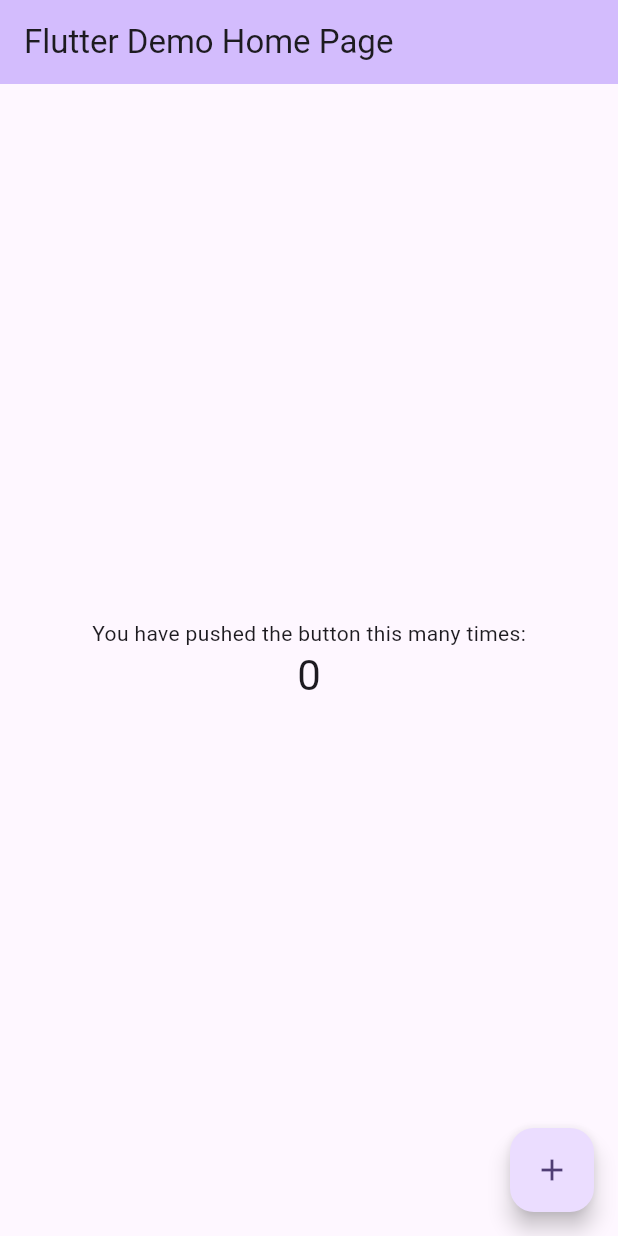
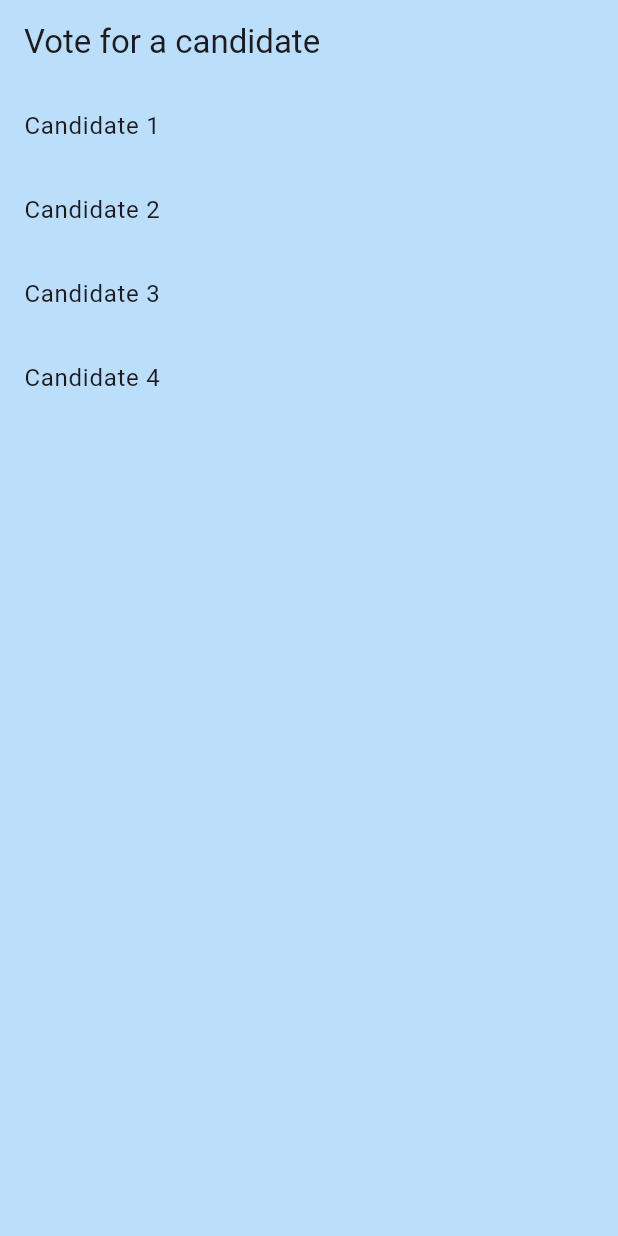
Before and after one commit to mishad01/Flutter-State-Management-Provider-App, a Flutter app: the screen it shows after launch, on a phone screen of 412 x 824 dp. Run offline on Flutter 3.47's test engine with Material 3 defaults, Android fonts, the phone set to English and light mode, and no system bars.

Commit message:
feat: Implement basic voting functionality with Provider
This commit introduces the core components for a dynamic voting application.

- **`Candidate` model:** Defines the structure for a candidate with `id`, `name`, and `votes`.
- **`VotingProvider`:**
    - Manages a list of `Candidate` objects.
    - Provides a `vote` method to increment a candidate's vote count.
    - Uses `ChangeNotifier` to notify listeners of changes.
    - Temporarily highlights the selected candidate after a vote.
- **`VotingScreen`:**
    - Displays a list of candidates.
    - Integrates with `VotingProvider` to display candidates and handle voting.
    - Uses `Provider.of<VotingProvider>(context)` to access the provider.
- **`main.dart`:**
    - Initializes `VotingProvider` using `ChangeNotifierProvider`.
    - Sets `VotingScreen` as the home screen.
- **Dependencies:**
    - Added `provider: ^6.1.5` to `pubspec.yaml` for state management.

```diff
--- a/dynamic_voting_app/lib/main.dart
+++ b/dynamic_voting_app/lib/main.dart
@@ -1,7 +1,15 @@
+import 'package:dynamic_voting_app/provider/voting_provider.dart';
+import 'package:dynamic_voting_app/view/voting_screen.dart';
 import 'package:flutter/material.dart';
+import 'package:provider/provider.dart';
 
 void main() {
-  runApp(const MyApp());
+  runApp(
+    ChangeNotifierProvider(
+      create: (context) => VotingProvider(),
+      child: MyApp(),
+    ),
+  );
 }
 
 class MyApp extends StatelessWidget {
@@ -13,113 +21,10 @@
     return MaterialApp(
       title: 'Flutter Demo',
       theme: ThemeData(
-        // This is the theme of your application.
-        //
-        // TRY THIS: Try running your application with "flutter run". You'll see
-        // the application has a purple toolbar. Then, without quitting the app,
-        // try changing the seedColor in the colorScheme below to Colors.green
-        // and then invoke "hot reload" (save your changes or press the "hot
-        // reload" button in a Flutter-supported IDE, or press "r" if you used
-        // the command line to start the app).
-        //
-        // Notice that the counter didn't reset back to zero; the application
-        // state is not lost during the reload. To reset the state, use hot
-        // restart instead.
-        //
-        // This works for code too, not just values: Most code changes can be
-        // tested with just a hot reload.
         colorScheme: ColorScheme.fromSeed(seedColor: Colors.deepPurple),
         useMaterial3: true,
       ),
-      home: const MyHomePage(title: 'Flutter Demo Home Page'),
+      home: VotingScreen(),
     );
   }
 }
-
-class MyHomePage extends StatefulWidget {
-  const MyHomePage({super.key, required this.title});
-
-  // This widget is the home page of your application. It is stateful, meaning
-  // that it has a State object (defined below) that contains fields that affect
-  // how it looks.
-
-  // This class is the configuration for the state. It holds the values (in this
-  // case the title) provided by the parent (in this case the App widget) and
-  // used by the build method of the State. Fields in a Widget subclass are
-  // always marked "final".
-
-  final String title;
-
-  @override
-  State<MyHomePage> createState() => _MyHomePageState();
-}
-
-class _MyHomePageState extends State<MyHomePage> {
-  int _counter = 0;
-
-  void _incrementCounter() {
-    setState(() {
-      // This call to setState tells the Flutter framework that something has
-      // changed in this State, which causes it to rerun the build method below
-      // so that the display can reflect the updated values. If we changed
-      // _counter without calling setState(), then the build method would not be
-      // called again, and so nothing would appear to happen.
-      _counter++;
-    });
-  }
-
-  @override
-  Widget build(BuildContext context) {
-    // This method is rerun every time setState is called, for instance as done
-    // by the _incrementCounter method above.
-    //
-    // The Flutter framework has been optimized to make rerunning build methods
-    // fast, so that you can just rebuild anything that needs updating rather
-    // than having to individually change instances of widgets.
-    return Scaffold(
-      appBar: AppBar(
-        // TRY THIS: Try changing the color here to a specific color (to
-        // Colors.amber, perhaps?) and trigger a hot reload to see the AppBar
-        // change color while the other colors stay the same.
-        backgroundColor: Theme.of(context).colorScheme.inversePrimary,
-        // Here we take the value from the MyHomePage object that was created by
-        // the App.build method, and use it to set our appbar title.
-        title: Text(widget.title),
-      ),
-      body: Center(
-        // Center is a layout widget. It takes a single child and positions it
-        // in the middle of the parent.
-        child: Column(
-          // Column is also a layout widget. It takes a list of children and
-          // arranges them vertically. By default, it sizes itself to fit its
-          // children horizontally, and tries to be as tall as its parent.
-          //
-          // Column has various properties to control how it sizes itself and
-          // how it positions its children. Here we use mainAxisAlignment to
-          // center the children vertically; the main axis here is the vertical
-          // axis because Columns are vertical (the cross axis would be
-          // horizontal).
-          //
-          // TRY THIS: Invoke "debug painting" (choose the "Toggle Debug Paint"
-          // action in the IDE, or press "p" in the console), to see the
-          // wireframe for each widget.
-          mainAxisAlignment: MainAxisAlignment.center,
-          children: <Widget>[
-            const Text(
-              'You have pushed the button this many times:',
-            ),
-            Text(
-              '$_counter',
-              style: Theme.of(context).textTheme.headlineMedium,
-            ),
-          ],
-        ),
-      ),
-      floatingActionButton: FloatingActionButton(
-        onPressed: _incrementCounter,
-        tooltip: 'Increment',
-        child: const Icon(Icons.add),
-      ), // This trailing comma makes auto-formatting nicer for build methods.
-    );
-  }
-}
--- /dev/null
+++ b/dynamic_voting_app/lib/model/model.dart
@@ -0,0 +1,11 @@
+class Candidate {
+  final String id;
+  final String name;
+  int votes;
+
+  Candidate({
+    required this.id,
+    required this.name,
+    this.votes = 0,
+  });
+}
--- /dev/null
+++ b/dynamic_voting_app/lib/provider/voting_provider.dart
@@ -0,0 +1,31 @@
+import 'dart:async';
+
+import 'package:dynamic_voting_app/model/model.dart';
+import 'package:flutter/cupertino.dart';
+
+class VotingProvider with ChangeNotifier {
+  List<Candidate> _candidates = [
+    Candidate(id: "1", name: "Candidate 1"),
+    Candidate(id: "2", name: "Candidate 2"),
+    Candidate(id: "3", name: "Candidate 3"),
+    Candidate(id: "4", name: "Candidate 4"),
+  ];
+  List<Candidate> get candidates => _candidates;
+
+  String? selectedCandidateId;
+
+  void vote(String candidateId) {
+    _candidates = candidates.map((e) {
+      if (e.id == candidateId) {
+        e.votes += 1;
+      }
+      return e;
+    }).toList();
+    selectedCandidateId = candidateId;
+    notifyListeners();
+    Timer(Duration(seconds: 1), () {
+      selectedCandidateId = null;
+      notifyListeners();
+    });
+  }
+}
--- /dev/null
+++ b/dynamic_voting_app/lib/view/voting_screen.dart
@@ -0,0 +1,34 @@
+import 'package:dynamic_voting_app/provider/voting_provider.dart';
+import 'package:flutter/material.dart';
+import 'package:provider/provider.dart';
+
+class VotingScreen extends StatelessWidget {
+  const VotingScreen({super.key});
+
+  @override
+  Widget build(BuildContext context) {
+    final votingProvider = Provider.of<VotingProvider>(context);
+    return Scaffold(
+      backgroundColor: Colors.blue[100],
+      appBar: AppBar(
+        title: Text("Vote for a candidate"),
+        backgroundColor: Colors.blue[100],
+      ),
+      body: Column(
+        children: [
+          Expanded(
+              child: ListView.builder(
+            itemCount: votingProvider.candidates.length,
+            itemBuilder: (context, index) {
+              final candidate = votingProvider.candidates[index];
+              final isVote = votingProvider.selectedCandidateId == candidate.id;
+              return ListTile(
+                title: Text(candidate.name),
+              );
+            },
+          ))
+        ],
+      ),
+    );
+  }
+}
--- a/dynamic_voting_app/pubspec.yaml
+++ b/dynamic_voting_app/pubspec.yaml
@@ -34,6 +34,7 @@ dependencies:
   # The following adds the Cupertino Icons font to your application.
   # Use with the CupertinoIcons class for iOS style icons.
   cupertino_icons: ^1.0.8
+  provider: ^6.1.5
 
 dev_dependencies:
   flutter_test:
```
Also changed, not shown: dynamic_voting_app/pubspec.lock.
